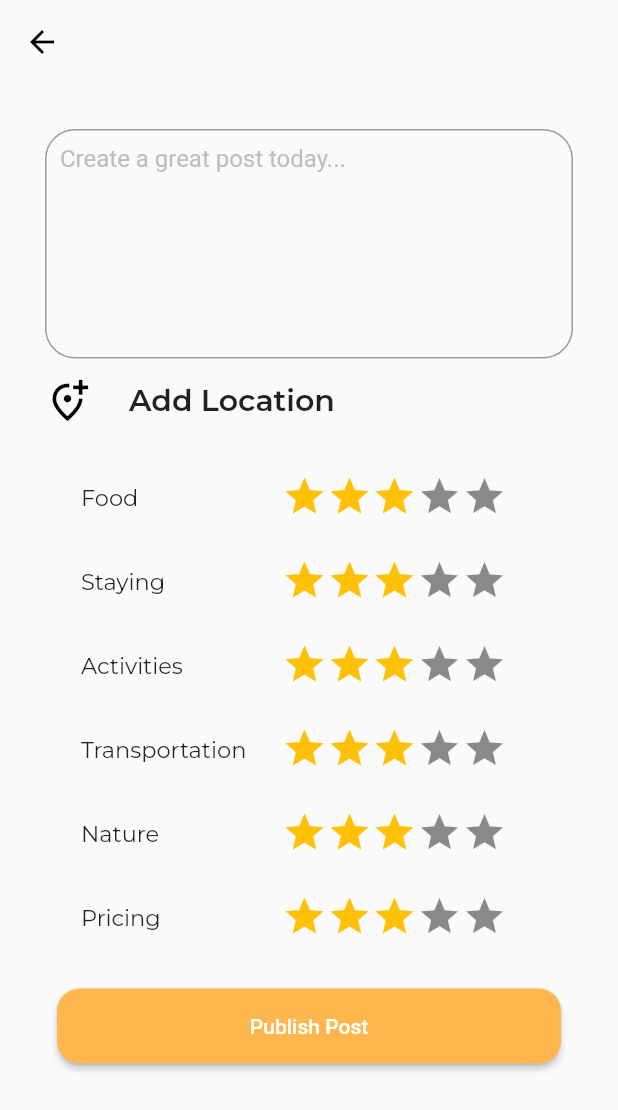
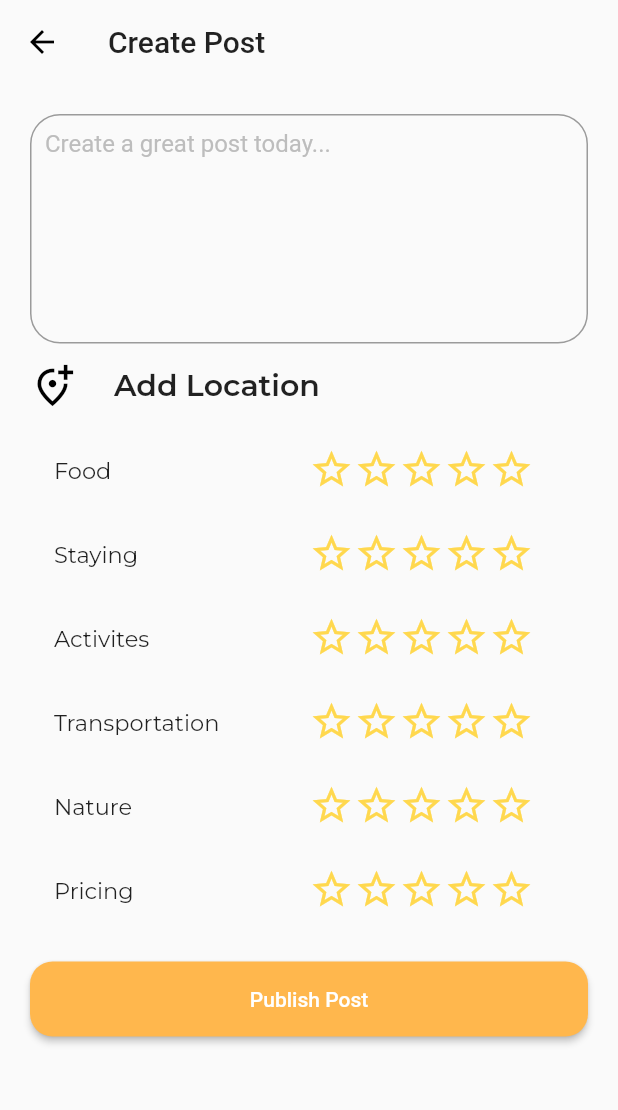
Before and after one commit to KozalakDev/TravelTogFlutter, a Flutter app: the AddPostScreen screen opened by its route, on a phone screen of 412 x 824 dp. Shown: the top 1110 px of the screen. Run offline on Flutter 3.47's test engine with Material 2 defaults, Android fonts, the phone set to English and light mode, and no system bars; drawn by our look-alikes of flutter_rating_bar; our stand-ins replace carousel_slider, csc_picker, google_fonts, image_picker, like_button, percent_indicator; missing offline and left inert: cloudinary.

Commit message:
add screen ratings widget completed

```diff
--- a/lib/consts.dart
+++ b/lib/consts.dart
@@ -4,5 +4,5 @@ import "package:google_fonts/google_fonts.dart";
 TextStyle UserNameTextStyle = GoogleFonts.inter();
 TextStyle LocationTextStyle =
     GoogleFonts.inter(fontSize: 15, fontWeight: FontWeight.w500);
-Color starColor = Color.fromARGB(255, 255, 236, 64);
+Color starColor = const Color.fromRGBO(255, 216, 78, 1);
 Color primaryColor = Colors.orange.shade300;
--- a/lib/screens/add/add_screen.dart
+++ b/lib/screens/add/add_screen.dart
@@ -1,5 +1,3 @@
-import 'dart:io';
-
 import 'package:flutter/material.dart';
 import 'package:flutter/services.dart';
 import 'package:google_fonts/google_fonts.dart';
@@ -20,6 +18,14 @@ class AddPostScreen extends StatefulWidget {
 
 class _AddPostScreenState extends State<AddPostScreen> {
   List<XFile>? images = [];
+  final Map<String, double> ratingsMap = {
+    'Food': 0,
+    'Staying': 0,
+    'Activites': 0,
+    'Transportation': 0,
+    'Nature': 0,
+    'Pricing': 0
+  };
 
   Future pickImages() async {
     try {
@@ -35,6 +41,10 @@ class _AddPostScreenState extends State<AddPostScreen> {
     }
   }
 
+  void changeRating(String field, double value) {
+    ratingsMap[field] = value;
+  }
+
   @override
   Widget build(BuildContext context) {
     TextEditingController? textEditingController;
@@ -43,17 +53,14 @@ class _AddPostScreenState extends State<AddPostScreen> {
         appBar: AppBar(
           backgroundColor: Colors.transparent,
           elevation: 0,
+          title: const Text('Create Post'),
+          titleTextStyle: Theme.of(context).textTheme.titleLarge,
           iconTheme: const IconThemeData(color: Colors.black),
         ),
         body: SafeArea(
-            child: Padding(
-          padding: const EdgeInsets.all(10.0),
-          child:
-              // physics: BouncingScrollPhysics(),
-              ListView(shrinkWrap: true, children: [
+            child: ListView(shrinkWrap: true, children: [
           Padding(
-                padding:
-                    const EdgeInsets.symmetric(horizontal: 20, vertical: 20),
+              padding: const EdgeInsets.symmetric(horizontal: 20, vertical: 20),
               child: Center(
                 child: Form(
                   // key: _formkey,
@@ -94,8 +101,7 @@ class _AddPostScreenState extends State<AddPostScreen> {
                                 borderSide:
                                     BorderSide(color: Colors.grey.shade400)),
                             hintText: "Create a great post today...",
-                              hintStyle:
-                                  TextStyle(color: Colors.grey.shade400)),
+                            hintStyle: TextStyle(color: Colors.grey.shade400)),
                         maxLines: 7,
                       ),
                       ListTile(
@@ -112,27 +118,14 @@ class _AddPostScreenState extends State<AddPostScreen> {
                         ),
                         // subtitle: LocationPicker(),
                       ),
-                        Padding(
-                          padding: const EdgeInsets.all(8.0),
-                          child: Column(
+                      Column(
                         children: [
-                              RatingListTile(
+                          ...ratingsMap.entries
+                              .map((e) => RatingListTile(
+                                  text: e.key,
                                   disable: false,
-                                text: "Food",
-                                rate: 3,
-                              ),
-                              RatingListTile(
-                                  disable: false, text: "Staying", rate: 3),
-                              RatingListTile(
-                                  disable: false, text: "Activities", rate: 3),
-                              RatingListTile(
-                                  disable: false,
-                                  text: "Transportation",
-                                  rate: 3),
-                              RatingListTile(
-                                  disable: false, text: "Nature", rate: 3),
-                              RatingListTile(
-                                  disable: false, text: "Pricing", rate: 3),
+                                  changeRating: changeRating))
+                              .toList(),
                           const SizedBox(
                             height: 20,
                           ),
@@ -149,20 +142,19 @@ class _AddPostScreenState extends State<AddPostScreen> {
                                 backgroundColor: primaryColor,
                               ),
                               onPressed: () async {
-                                    await DatabaseService().createPost(
-                                        textEditingController!.text, images!);
+                                // await DatabaseService().createPost(
+                                //     textEditingController!.text, images!);
+                                print(ratingsMap);
                               },
                               child: const Text('Publish Post'),
                             ),
                           )
                         ],
-                          ),
                       )
                     ],
                   ),
                 ),
               )),
-          ]),
-        )));
+        ])));
   }
 }
--- a/lib/screens/add/components/rate_column.dart
+++ b/lib/screens/add/components/rate_column.dart
@@ -14,32 +14,32 @@ class RateColumn extends StatelessWidget {
         RatingListTile(
           disable: false,
           text: "Food",
-          rate: 3,
+          // rate: 3,
         ),
         RatingListTile(
           disable: false,
           text: "Staying",
-          rate: 3,
+          // rate: 3,
         ),
         RatingListTile(
           disable: false,
           text: "Activities",
-          rate: 3,
+          // rate: 3,
         ),
         RatingListTile(
           disable: false,
           text: "Transportation",
-          rate: 3,
+          // rate: 3,
         ),
         RatingListTile(
           disable: false,
           text: "Nature",
-          rate: 3,
+          // rate: 3,
         ),
         RatingListTile(
           disable: false,
           text: "Pricing",
-          rate: 3,
+          // rate: 3,
         ),
       ],
     );
--- a/lib/screens/components/rating_list_tile.dart
+++ b/lib/screens/components/rating_list_tile.dart
@@ -1,19 +1,19 @@
 import 'package:flutter/material.dart';
 import 'package:flutter_rating_bar/flutter_rating_bar.dart';
 import 'package:google_fonts/google_fonts.dart';
+import 'package:team_project_1/consts.dart';
 
 class RatingListTile extends StatelessWidget {
   RatingListTile(
       {super.key,
       required this.text,
-      required this.rate,
       required this.disable,
-      this.changeRating});
+      required this.changeRating});
 
   final String text;
   double? rate = 0;
   final bool disable;
-  final Function(double)? changeRating;
+  final Function(String, double) changeRating;
 
   @override
   Widget build(BuildContext context) {
@@ -26,19 +26,26 @@ class RatingListTile extends StatelessWidget {
         ),
         trailing: RatingBar(
           allowHalfRating: true,
-            ignoreGestures: disable,
-            initialRating: rate ?? 0,
+          ignoreGestures: false,
+          glow: false,
           itemSize: 30,
           ratingWidget: RatingWidget(
-                full: const Icon(
+              full: Icon(
                 Icons.star,
-                  color: Colors.amber,
+                color: starColor,
               ),
-                half: const Icon(Icons.star),
-                empty: const Icon(
-                  Icons.star,
+              half: Icon(
+                Icons.star_half,
+                color: starColor,
+              ),
+              empty: Icon(
+                Icons.star_border,
+                color: starColor,
               )),
-            onRatingUpdate: changeRating ?? (_) {}),
+          onRatingUpdate: (value) {
+            changeRating(text, value);
+          },
+        ),
       ),
     );
   }
```
Lines whose indentation alone changed are shown as unchanged.
